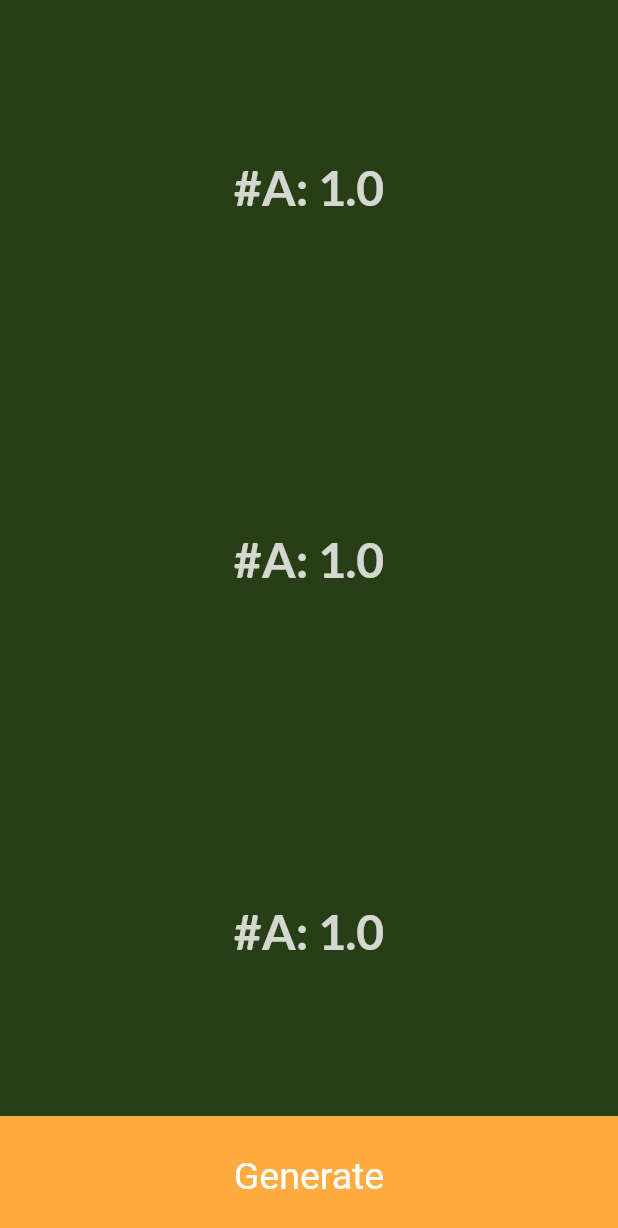
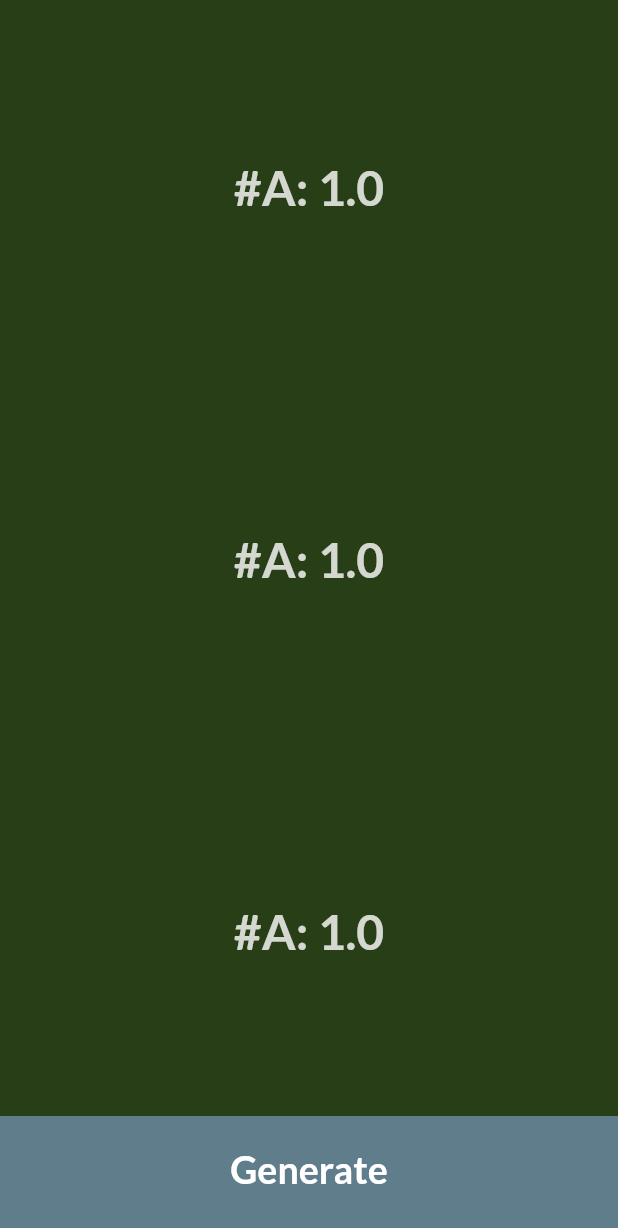
Before and after one commit to shenoyganeshprasad/Color-App-Flutter, a Flutter app: the screen it shows after launch, on a phone screen of 412 x 824 dp. Shown: the top 1228 px of the screen. Run offline on Flutter 3.47's test engine with Material 2 defaults, Android fonts, the light colour scheme and no system bars; our stand-ins replace google_fonts.

Commit message:
Refactor and add styles

```diff
--- a/lib/homepage.dart
+++ b/lib/homepage.dart
@@ -1,6 +1,7 @@
 import 'package:color_app/randomcolor.dart';
 import 'package:flutter/material.dart';
 import 'package:color_app/widgets/colorcontainer.dart';
+import 'package:google_fonts/google_fonts.dart';
 
 class Homepage extends StatefulWidget {
   @override
@@ -42,8 +43,8 @@ class _HomepageState extends State<Homepage> {
       body: Column(
         children: <Widget>[
           ColorContainer(bgColor: color1, hexValue: hexValue1),
-          ColorContainer(bgColor: color2, hexValue: hexValue1),
-          ColorContainer(bgColor: color3, hexValue: hexValue1),
+          ColorContainer(bgColor: color2, hexValue: hexValue2),
+          ColorContainer(bgColor: color3, hexValue: hexValue3),
           GestureDetector(
             onTap: () {
               setState(() {
@@ -53,17 +54,22 @@ class _HomepageState extends State<Homepage> {
             child: Container(
               width: double.infinity,
               height: 80.0,
-              color: Colors.orangeAccent,
+              color: Colors.blueGrey,
+              padding: EdgeInsets.only(bottom: 10.0),
               child: Center(
-                  child: Text(
-                'Generate',
-                style: TextStyle(
-                  color: Colors.white,
-                  fontSize: 25.0,
+                child: Text(
+                  'Generate',
+                  style: GoogleFonts.lato(
+                    textStyle: TextStyle(
+                      color: Colors.white,
+                      fontSize: 25.0,
+                      fontWeight: FontWeight.bold
+                    ),
+                  ),
                 ),
-              )),
+              ),
             ),
-          )
+          ),
         ],
       ),
     );
```
